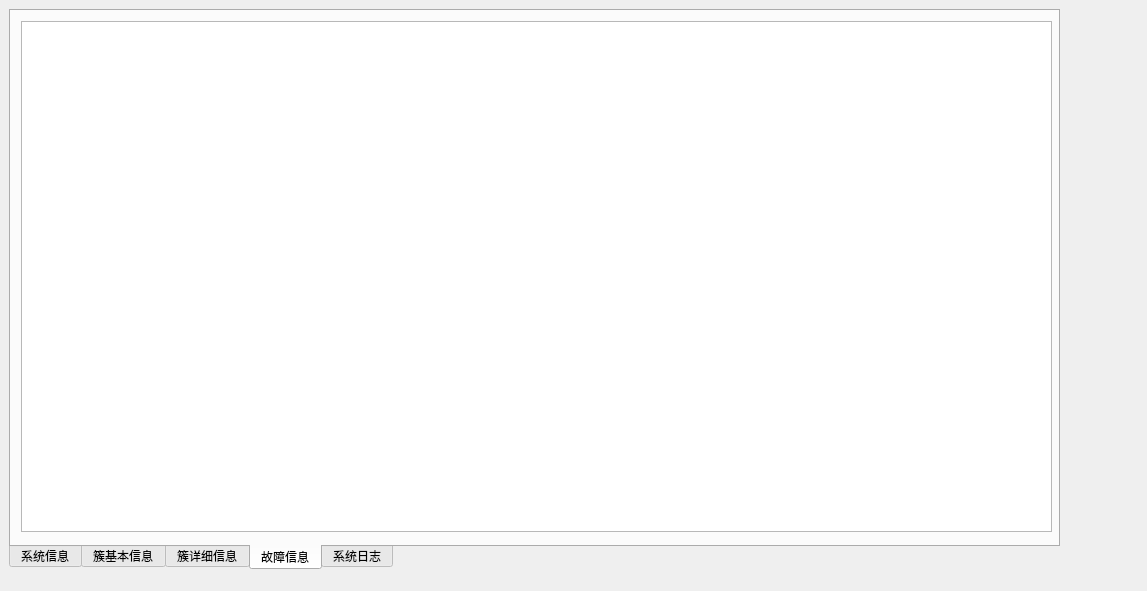
Old version of the form DemoProject/widget.ui in the repository rucnevermore/qt-bms-monitor.
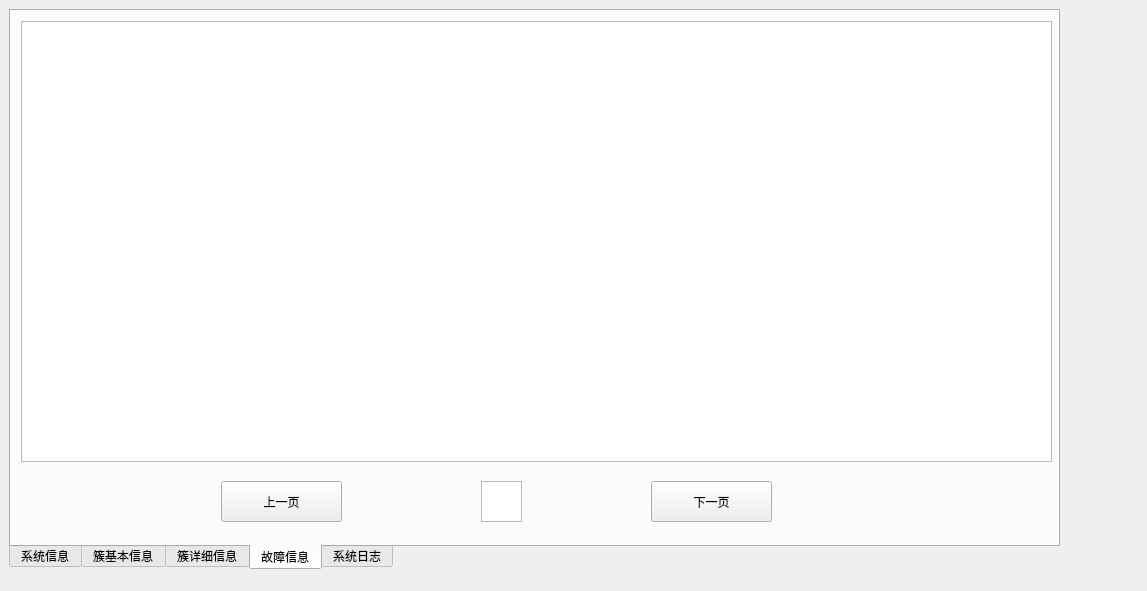
New version of the form. The open tabs and pages were chosen to show the change.

What changed in the file:
```diff
--- a/DemoProject/widget.ui
+++ b/DemoProject/widget.ui
@@ -4549,7 +4549,43 @@
        <x>10</x>
        <y>10</y>
        <width>1031</width>
-       <height>511</height>
+       <height>441</height>
+      </rect>
+     </property>
+    </widget>
+    <widget class="QPushButton" name="pbutton_up">
+     <property name="geometry">
+      <rect>
+       <x>210</x>
+       <y>470</y>
+       <width>121</width>
+       <height>41</height>
+      </rect>
+     </property>
+     <property name="text">
+      <string>上一页</string>
+     </property>
+    </widget>
+    <widget class="QPushButton" name="pbutton_down">
+     <property name="geometry">
+      <rect>
+       <x>640</x>
+       <y>470</y>
+       <width>121</width>
+       <height>41</height>
+      </rect>
+     </property>
+     <property name="text">
+      <string>下一页</string>
+     </property>
+    </widget>
+    <widget class="QTextBrowser" name="text_p4_pagenum">
+     <property name="geometry">
+      <rect>
+       <x>470</x>
+       <y>470</y>
+       <width>41</width>
+       <height>41</height>
       </rect>
      </property>
     </widget>
```
Left out of the diff: 11 changed lines with no effect on the pictures.
